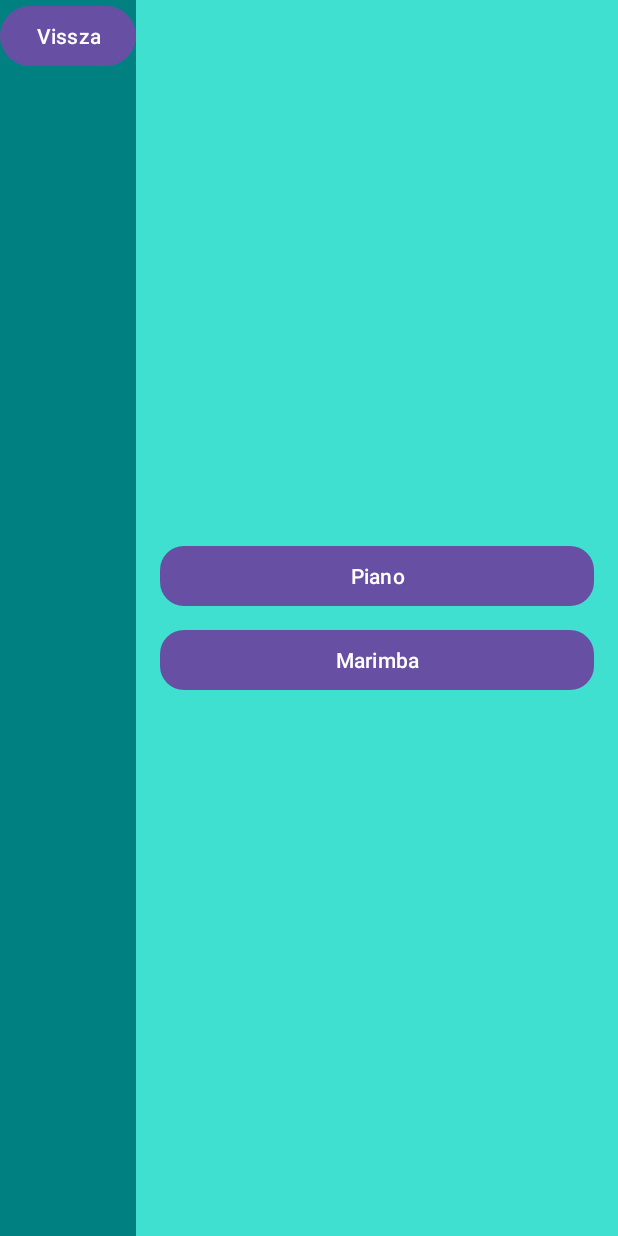
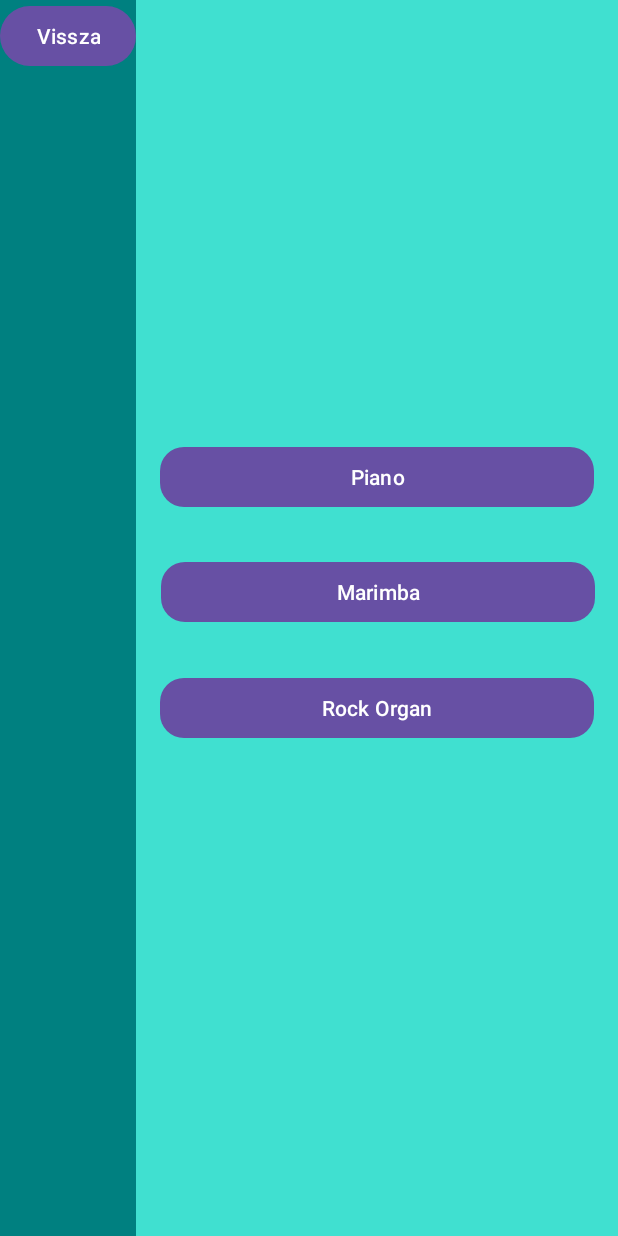
Before and after one commit to szpeterr/ML-Kit-App, an Android app: the InstrumentActivity screen opened directly, with no data from a screen before it, on a phone screen of 412 x 824 dp. Run offline under Robolectric (Android 15) with nearby library versions, the phone set to English and light mode, and no system bars; libraries missing offline, so code that uses them is left out: org.billthefarmer.mididriver.

Commit message:
note length, volume, one hand mode, more instruments

```diff
--- a/app/src/main/java/com/example/ml_vision_app/InstrumentActivity.java
+++ b/app/src/main/java/com/example/ml_vision_app/InstrumentActivity.java
@@ -23,6 +23,7 @@ public class InstrumentActivity extends AppCompatActivity {
     Button marimbaButton;
     Button backButton;
     //public static int activeInstrument;
+    Button rockOrgan;
 
     @SuppressLint("ClickableViewAccessibility")
     @Override
@@ -39,6 +40,7 @@ public class InstrumentActivity extends AppCompatActivity {
         pianoButton = findViewById(R.id.Piano);
         marimbaButton = findViewById(R.id.Marimba);
         backButton = findViewById(R.id.backButton);
+        rockOrgan = findViewById(R.id.rockOrgan);
 
         SharedPreferences sharedPreferences = getSharedPreferences("MyPrefs", Context.MODE_PRIVATE);
         SharedPreferences.Editor editor = sharedPreferences.edit();
@@ -66,6 +68,14 @@ public class InstrumentActivity extends AppCompatActivity {
                 goBack();
             }
         });
+
+        rockOrgan.setOnClickListener(new View.OnClickListener() {
+            @Override
+            public void onClick(View v) {
+                saveInstrument(GeneralMidiConstants.ROCK_ORGAN);
+                goBack();
+            }
+        });
     }
 
     private void saveInstrument(int newInstrumentId) {
--- a/app/src/main/res/layout/activity_instrument.xml
+++ b/app/src/main/res/layout/activity_instrument.xml
@@ -1,6 +1,7 @@
 <?xml version="1.0" encoding="utf-8"?>
 <androidx.constraintlayout.widget.ConstraintLayout xmlns:android="http://schemas.android.com/apk/res/android"
     xmlns:app="http://schemas.android.com/apk/res-auto"
+    xmlns:tools="http://schemas.android.com/tools"
     android:id="@+id/main"
     android:layout_width="match_parent"
     android:layout_height="match_parent"
@@ -25,6 +26,7 @@
     </LinearLayout>
 
     <!-- Center buttons -->
+
     <com.google.android.material.button.MaterialButton
         android:id="@+id/Piano"
         android:layout_width="0dp"
@@ -35,22 +37,38 @@
         app:cornerRadius="16dp"
         app:layout_constraintBottom_toTopOf="@+id/Marimba"
         app:layout_constraintEnd_toEndOf="parent"
+        app:layout_constraintHorizontal_bias="1.0"
         app:layout_constraintStart_toEndOf="@+id/menu_layout"
         app:layout_constraintTop_toTopOf="parent"
+        app:layout_constraintVertical_bias="0.911"
         app:layout_constraintVertical_chainStyle="packed" />
 
     <com.google.android.material.button.MaterialButton
         android:id="@+id/Marimba"
-        android:layout_width="0dp"
+        android:layout_width="289dp"
         android:layout_height="wrap_content"
-        android:layout_marginStart="16dp"
-        android:layout_marginTop="8dp"
-        android:layout_marginEnd="16dp"
         android:text="Marimba"
         app:cornerRadius="16dp"
         app:layout_constraintBottom_toBottomOf="parent"
         app:layout_constraintEnd_toEndOf="parent"
+        app:layout_constraintHorizontal_bias="0.877"
+        app:layout_constraintStart_toStartOf="parent"
+        app:layout_constraintTop_toTopOf="parent"
+        app:layout_constraintVertical_bias="0.478" />
+
+    <com.google.android.material.button.MaterialButton
+        android:id="@+id/rockOrgan"
+        android:layout_width="0dp"
+        android:layout_height="wrap_content"
+        android:layout_marginStart="16dp"
+        android:layout_marginEnd="16dp"
+        android:text="Rock Organ"
+        app:cornerRadius="16dp"
+        app:layout_constraintBottom_toBottomOf="parent"
+        app:layout_constraintEnd_toEndOf="parent"
+        app:layout_constraintHorizontal_bias="1.0"
         app:layout_constraintStart_toEndOf="@+id/menu_layout"
-        app:layout_constraintTop_toBottomOf="@+id/Piano" />
+        app:layout_constraintTop_toBottomOf="@+id/Marimba"
+        app:layout_constraintVertical_bias="0.083" />
 
 </androidx.constraintlayout.widget.ConstraintLayout>
```
Also changed, not shown: app/src/main/java/com/example/ml_vision_app/PoseDetectionActivity.java (+34 -4 lines).
